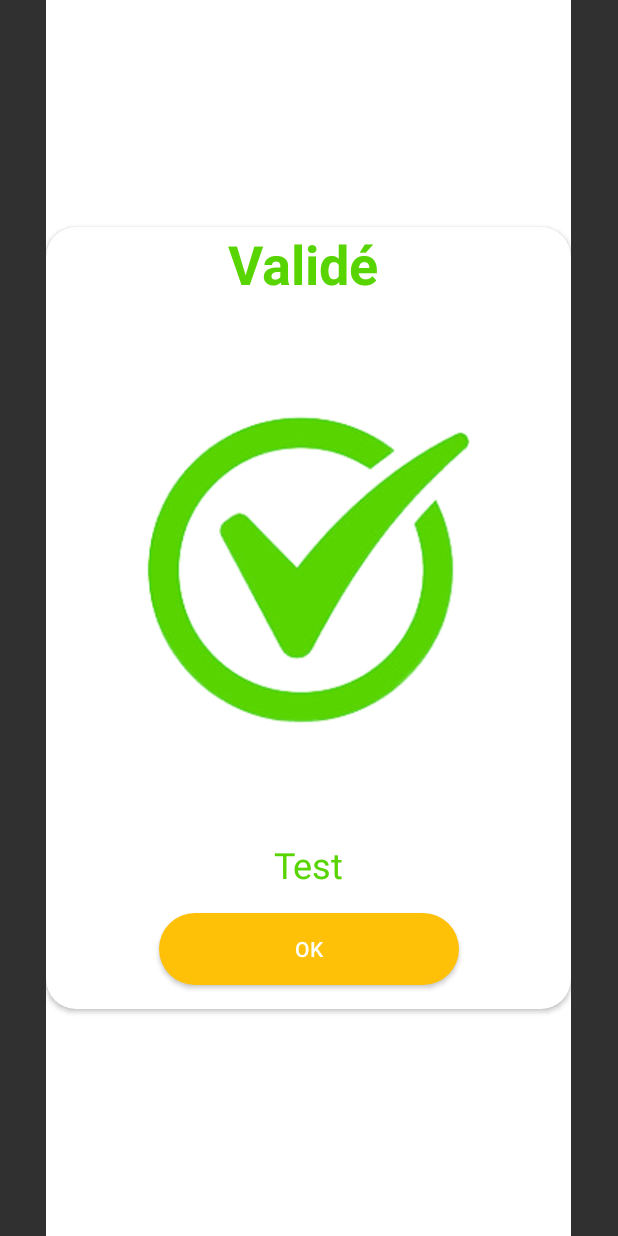
After one commit to LamiaeBoujaafar/ExamenAndroid, an Android app: the layout custom_dialog_valider.xml on its own in the app's theme, with its tools: preview values and no code run, on a phone screen of 412 x 824 dp. The commit adds this screen. Run offline under Robolectric (Android 15) with nearby library versions, the phone set to English and light mode, and no system bars.

Commit message:
Version v3 Add custom dialog

```diff
--- a/app/src/main/java/com/example/examenandroid/adapter/ChapitreAdapter.kt
+++ b/app/src/main/java/com/example/examenandroid/adapter/ChapitreAdapter.kt
@@ -14,6 +14,8 @@ class ChapitreAdapter(context: FragmentActivity?, private val chapitres: ArrayLi
     var myActivity: ItemClicked
 
     init {
+        //      Comme notre activite implement l'interface ItemClicked on peut caster notre context en type ItemClicked
+        //      afin d'appeler la methode onItemClicked
         myActivity = context as ItemClicked
     }
 
--- a/app/src/main/java/com/example/examenandroid/adapter/QuestionAdapter.kt
+++ b/app/src/main/java/com/example/examenandroid/adapter/QuestionAdapter.kt
@@ -30,8 +30,6 @@ class QuestionAdapter(context: FragmentActivity?, private val qcmArray: ArrayLis
 
             myActivity.afficherScore(score)
         }
-        var reponses= mapOf<Int, String>()
-        var myOnRadioItemClickListener : IAfficheScore
 
     }
     interface IAfficheScore
--- /dev/null
+++ b/app/src/main/res/drawable/btn_bg.xml
@@ -0,0 +1,10 @@
+<?xml version="1.0" encoding="utf-8"?>
+<selector xmlns:android="http://schemas.android.com/apk/res/android">
+<item>
+    <shape>
+        <solid android:color="@color/colorYello" />
+        <corners android:radius="45dp" />
+
+    </shape>
+</item>
+</selector>
--- /dev/null
+++ b/app/src/main/res/drawable/ic_close.xml
@@ -0,0 +1,10 @@
+<vector xmlns:android="http://schemas.android.com/apk/res/android"
+    android:width="24dp"
+    android:height="24dp"
+    android:viewportWidth="24"
+    android:viewportHeight="24"
+    android:tint="?attr/colorControlNormal">
+  <path
+      android:fillColor="@android:color/white"
+      android:pathData="M19,6.41L17.59,5 12,10.59 6.41,5 5,6.41 10.59,12 5,17.59 6.41,19 12,13.41 17.59,19 19,17.59 13.41,12z"/>
+</vector>
--- /dev/null
+++ b/app/src/main/res/layout/custom_dialog_valider.xml
@@ -0,0 +1,92 @@
+<?xml version="1.0" encoding="utf-8"?>
+<androidx.constraintlayout.widget.ConstraintLayout xmlns:android="http://schemas.android.com/apk/res/android"
+    xmlns:app="http://schemas.android.com/apk/res-auto"
+    xmlns:tools="http://schemas.android.com/tools"
+    android:id="@+id/custom_dialog_valider"
+    android:layout_width="350dp"
+    android:layout_height="match_parent"
+    android:layout_gravity="center"
+    android:background="#ffffff">
+
+    <androidx.cardview.widget.CardView
+        android:layout_width="match_parent"
+        android:layout_height="wrap_content"
+        app:cardBackgroundColor="#ffffff"
+        app:cardCornerRadius="20dp"
+        app:layout_constraintBottom_toBottomOf="parent"
+        app:layout_constraintTop_toTopOf="parent">
+
+        <androidx.constraintlayout.widget.ConstraintLayout
+            android:layout_width="match_parent"
+            android:layout_height="match_parent"
+
+
+            >
+
+            <ImageView
+                android:id="@+id/imageViewClose"
+                android:layout_width="wrap_content"
+                android:layout_height="wrap_content"
+                android:layout_marginTop="8dp"
+                android:layout_marginEnd="8dp"
+                android:layout_marginRight="8dp"
+                app:layout_constraintEnd_toEndOf="parent"
+                app:layout_constraintTop_toTopOf="parent"
+                app:srcCompat="@drawable/ic_close"
+                tools:ignore="VectorDrawableCompat" />
+
+            <TextView
+                android:id="@+id/textView"
+                android:layout_width="wrap_content"
+                android:layout_height="wrap_content"
+                android:text="Validé"
+                android:textColor="@color/colorGreen"
+                android:textSize="36sp"
+                android:textStyle="bold"
+                app:layout_constraintEnd_toEndOf="@+id/imageViewClose"
+                app:layout_constraintStart_toStartOf="parent"
+                app:layout_constraintTop_toTopOf="parent" />
+
+            <ImageView
+                android:id="@+id/imageView3"
+                android:layout_width="wrap_content"
+                android:layout_height="wrap_content"
+                app:layout_constraintEnd_toEndOf="parent"
+                app:layout_constraintStart_toStartOf="parent"
+                app:layout_constraintTop_toBottomOf="@+id/textView"
+                app:srcCompat="@drawable/check_image" />
+
+            <TextView
+                android:id="@+id/textScore"
+                android:layout_width="0dp"
+                android:layout_height="wrap_content"
+                android:layout_marginStart="24dp"
+                android:layout_marginLeft="24dp"
+                android:layout_marginEnd="24dp"
+                android:layout_marginRight="24dp"
+                android:gravity="center"
+                android:text="Test"
+                android:textColor="@color/colorGreen"
+                android:textSize="24sp"
+                app:layout_constraintEnd_toEndOf="parent"
+                app:layout_constraintStart_toStartOf="parent"
+                app:layout_constraintTop_toBottomOf="@+id/imageView3" />
+
+            <Button
+                android:id="@+id/btnOk"
+                android:layout_width="200dp"
+                android:layout_height="wrap_content"
+                android:layout_marginTop="16dp"
+                android:layout_marginBottom="16dp"
+                android:background="@drawable/btn_bg"
+                android:text="ok"
+                app:backgroundTint="@color/colorYello"
+                app:layout_constraintBottom_toBottomOf="parent"
+                app:layout_constraintEnd_toEndOf="parent"
+                app:layout_constraintHorizontal_bias="0.501"
+                app:layout_constraintStart_toStartOf="parent"
+                app:layout_constraintTop_toBottomOf="@+id/textScore" />
+        </androidx.constraintlayout.widget.ConstraintLayout>
+    </androidx.cardview.widget.CardView>
+
+</androidx.constraintlayout.widget.ConstraintLayout>
--- a/app/src/main/res/layout/row_question_layout.xml
+++ b/app/src/main/res/layout/row_question_layout.xml
@@ -49,7 +49,6 @@
                 android:buttonTint="@color/purple_700"
                 android:layout_margin="5dp"
                 android:textSize="17dp"
-                android:fontFamily="sans-serif-condensed-light"
                 android:text="RadioButton"
                 android:textColor="@color/purple_700" />
             <RadioButton
--- a/app/src/main/res/values/colors.xml
+++ b/app/src/main/res/values/colors.xml
@@ -7,4 +7,7 @@
     <color name="teal_700">#FF018786</color>
     <color name="black">#FF000000</color>
     <color name="white">#FFFFFFFF</color>
+    <color name="colorYello">#FFC107</color>
+    <color name="colorRed">#D3443A</color>
+    <color name="colorGreen">#58D400</color>
 </resources>
--- a/app/src/main/res/values/strings.xml
+++ b/app/src/main/res/values/strings.xml
@@ -2,4 +2,5 @@
     <string name="app_name">ExamenAndroid</string>
     <!-- TODO: Remove or change this placeholder text -->
     <string name="hello_blank_fragment">Hello blank fragment</string>
+    <string name="bonjour">BONJOUR</string>
 </resources>
```
Also changed, not shown: app/src/main/java/com/example/examenandroid/MainActivity.kt (+6 -1 lines), app/src/main/java/com/example/examenandroid/SecondeActivity.kt (+7 -23 lines), app/src/main/java/com/example/examenandroid/fragment/ChapitreFragment.kt (+0 -24 lines), app/src/main/java/com/example/examenandroid/fragment/QcmQuestionFragment.kt (+76 -47 lines), app/src/main/res/layout/activity_main.xml (+5 -3 lines), app/src/main/res/layout/custom_dialog_echouer.xml (added, +91 -0 lines), app/src/main/res/drawable/check_image.png (added), app/src/main/res/drawable/red_cross.png (added), app/src/main/res/drawable/win.png (added).
